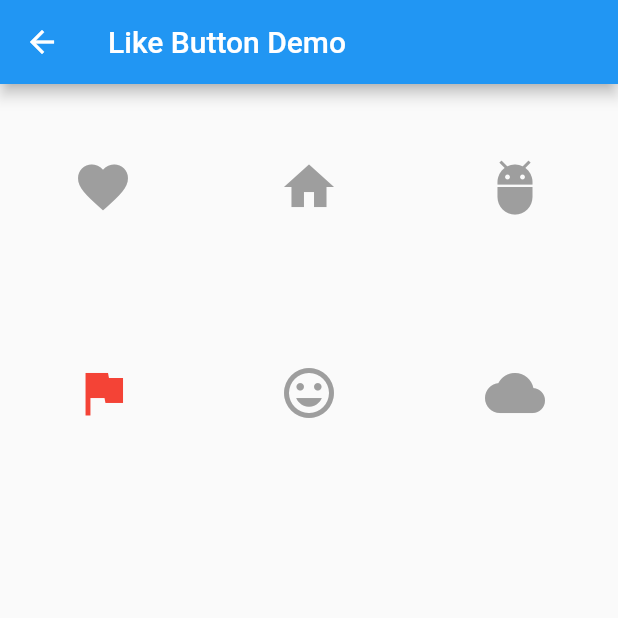
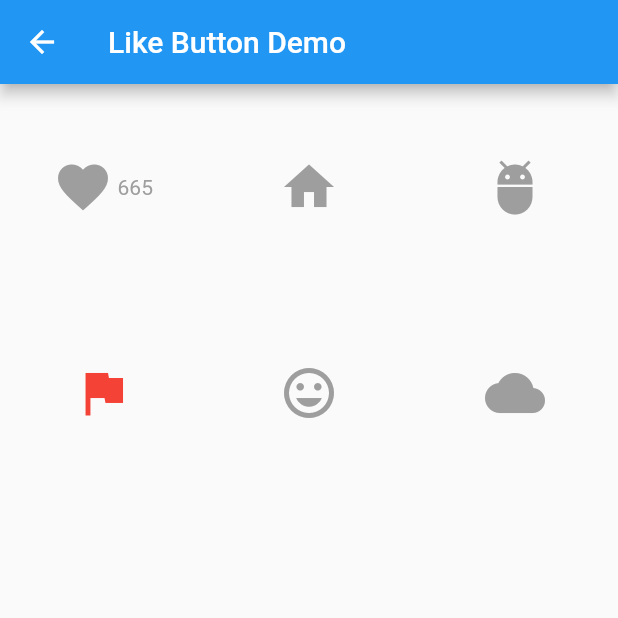
Before and after one commit to fluttercandies/like_button, a Flutter app: the screen it shows after launch, after a tap on an icon or button, on a phone screen of 412 x 824 dp, the top half of it. Run offline on Flutter 3.47's test engine with Material 2 defaults, Android fonts, the light colour scheme and no system bars; our stand-ins replace extended_image, flutter_screenutil, oktoast; missing offline and left inert: extended_image_library, http_client_helper, image_picker_saver, loading_more_list, pull_to_refresh_notification.

Commit message:
update codes

```diff
--- a/example/lib/like_button_demo.dart
+++ b/example/lib/like_button_demo.dart
@@ -15,6 +15,7 @@ class LikeButtonDemo extends StatefulWidget {
 class _LikeButtonDemoState extends State<LikeButtonDemo> {
   @override
   Widget build(BuildContext context) {
+    final int likeCount = 665;
     return Material(
         child: Column(children: <Widget>[
       AppBar(
@@ -23,7 +24,33 @@ class _LikeButtonDemoState extends State<LikeButtonDemo> {
       Expanded(
         child: GridView(
           children: <Widget>[
-            LikeButton(size: buttonSize),
+            LikeButton(
+              size: buttonSize,
+              likeCount: likeCount,
+              countBuilder: (int count, bool isLiked) {
+                var color = isLiked ? Colors.pinkAccent : Colors.grey;
+
+                Widget result;
+                if (count == 0) {
+                  result = Text(
+                    "Like",
+                    style: TextStyle(color: color),
+                  );
+                } else
+                  result = Text(
+                    count >= 1000
+                        ? (count / 1000.0).toStringAsFixed(2) + "k"
+                        : count.toString(),
+                    style: TextStyle(color: color),
+                  );
+
+                return Padding(
+                  child: result,
+                  padding: EdgeInsets.only(left: 3.0),
+                );
+              },
+              enableLikeCountAnimation: likeCount < 1000,
+            ),
             LikeButton(
               size: buttonSize,
               circleStartColor: Color(0xff00ddff),
--- a/lib/src/like_button.dart
+++ b/lib/src/like_button.dart
@@ -18,7 +18,7 @@ class LikeButton extends StatefulWidget {
   final DotColor dotColor;
   final Color circleStartColor;
   final Color circleEndColor;
-  final LikeCallback onIconClicked;
+  final OnClick click;
   final bool isLiked;
   final int likeCount;
   final MainAxisAlignment mainAxisAlignment;
@@ -47,7 +47,7 @@ class LikeButton extends StatefulWidget {
     ),
     this.circleStartColor = const Color(0xFFFF5722),
     this.circleEndColor = const Color(0xFFFFC107),
-    this.onIconClicked,
+    this.click,
   })  : assert(size != null),
         assert(duration != null),
         dotSize = dotSize ?? size * 2.0,
@@ -165,7 +165,7 @@ class _LikeButtonState extends State<LikeButton> with TickerProviderStateMixin {
           ),
           _likeCount == null
               ? Container()
-              : (widget.enableLikeCountAnimation
+              : (widget.enableLikeCountAnimation && _oldLikeCount != _likeCount
                   ? ClipRect(
                       clipper: LikeCountClip(),
                       child: AnimatedBuilder(
@@ -179,36 +179,30 @@ class _LikeButtonState extends State<LikeButton> with TickerProviderStateMixin {
                                   translation: _oldLikeCount > _likeCount
                                       ? _slideNewValueAnimation.value
                                       : -_slideNewValueAnimation.value,
-                                  child: _getLikeWidget()),
+                                  child: _getLikeCountWidget(
+                                      _likeCount, _isLiked)),
                               FractionalTranslation(
                                   translation: _oldLikeCount > _likeCount
                                       ? _slideOldValueAnimation.value
                                       : -_slideOldValueAnimation.value,
-                                  child: (widget.countBuilder
-                                          ?.call(_oldLikeCount, !_isLiked) ??
-                                      Padding(
-                                        child: Text(
-                                          _oldLikeCount.toString(),
-                                          style: TextStyle(color: Colors.grey),
-                                        ),
-                                        padding: EdgeInsets.only(left: 3.0),
-                                      ))),
+                                  child: _getLikeCountWidget(
+                                      _oldLikeCount, !_isLiked)),
                             ],
                           );
                         },
                       ),
                     )
-                  : _getLikeWidget())
+                  : _getLikeCountWidget(_likeCount, _isLiked))
         ],
       ),
     );
   }
 
-  Widget _getLikeWidget() {
-    return (widget.countBuilder?.call(_likeCount, _isLiked) ??
+  Widget _getLikeCountWidget(int likeCount, bool isLiked) {
+    return (widget.countBuilder?.call(likeCount, isLiked) ??
         Padding(
           child: Text(
-            _likeCount.toString(),
+            likeCount.toString(),
             style: TextStyle(color: Colors.grey),
           ),
           padding: EdgeInsets.only(left: 3.0),
@@ -217,8 +211,8 @@ class _LikeButtonState extends State<LikeButton> with TickerProviderStateMixin {
 
   void _onTap() {
     if (_controller.isAnimating || _likeCountController.isAnimating) return;
-    if (widget.onIconClicked != null) {
-      widget.onIconClicked(_isLiked).then((isLiked) {
+    if (widget.click != null) {
+      widget.click(_isLiked).then((isLiked) {
         _handleIsLikeChanged(isLiked);
       });
     } else {
--- a/lib/src/utils/like_button_typedef.dart
+++ b/lib/src/utils/like_button_typedef.dart
@@ -4,7 +4,7 @@ import 'package:flutter/material.dart';
 ///  create by zmtzawqlp on 2019/5/27
 ///
 
-typedef LikeCallback = Future<bool> Function(bool isLike);
+typedef OnClick = Future<bool> Function(bool isLiked);
 
 ///build widget when isLike is changing
 typedef LikeWidgetBuilder = Widget Function(bool isLiked);
```
Also changed, not shown: example/lib/photo_view_demo.dart (+25 -2 lines).
